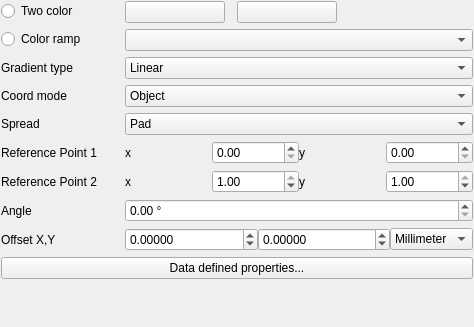
First picture: the form in src/ui/symbollayer/widget_gradientfill.ui, repository carsmie/QGIS, before the edit.
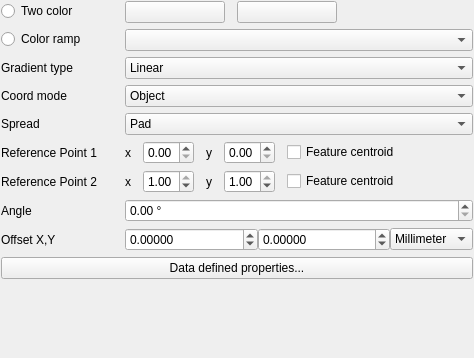
Second picture: the form after the edit. Custom widgets are drawn as their Qt base class.

Commit message: [FEATURE] allow starting/ending a gradient at a features centroid

Diff of the .ui file:
```diff
--- a/src/ui/symbollayer/widget_gradientfill.ui
+++ b/src/ui/symbollayer/widget_gradientfill.ui
@@ -7,7 +7,7 @@
     <x>0</x>
     <y>0</y>
     <width>474</width>
-    <height>327</height>
+    <height>358</height>
    </rect>
   </property>
   <property name="windowTitle">
@@ -189,6 +189,9 @@
    </item>
    <item row="5" column="1">
     <layout class="QHBoxLayout" name="horizontalLayout_6">
+     <property name="spacing">
+      <number>12</number>
+     </property>
      <item>
       <widget class="QLabel" name="label_5">
        <property name="text">
@@ -223,6 +226,26 @@
        </property>
       </widget>
      </item>
+     <item>
+      <widget class="QCheckBox" name="checkRefPoint1Centroid">
+       <property name="text">
+        <string>Feature centroid</string>
+       </property>
+      </widget>
+     </item>
+     <item>
+      <spacer name="horizontalSpacer_2">
+       <property name="orientation">
+        <enum>Qt::Horizontal</enum>
+       </property>
+       <property name="sizeHint" stdset="0">
+        <size>
+         <width>40</width>
+         <height>20</height>
+        </size>
+       </property>
+      </spacer>
+     </item>
     </layout>
    </item>
    <item row="7" column="0">
@@ -234,6 +257,9 @@
    </item>
    <item row="7" column="1">
     <layout class="QHBoxLayout" name="horizontalLayout_7">
+     <property name="spacing">
+      <number>12</number>
+     </property>
      <item>
       <widget class="QLabel" name="label_9">
        <property name="text">
@@ -274,6 +300,26 @@
        </property>
       </widget>
      </item>
+     <item>
+      <widget class="QCheckBox" name="checkRefPoint2Centroid">
+       <property name="text">
+        <string>Feature centroid</string>
+       </property>
+      </widget>
+     </item>
+     <item>
+      <spacer name="horizontalSpacer_3">
+       <property name="orientation">
+        <enum>Qt::Horizontal</enum>
+       </property>
+       <property name="sizeHint" stdset="0">
+        <size>
+         <width>40</width>
+         <height>20</height>
+        </size>
+       </property>
+      </spacer>
+     </item>
     </layout>
    </item>
    <item row="9" column="0">
```
Left out of the diff: 64 changed lines with no effect on the pictures. The commit also changes 12 other files.
